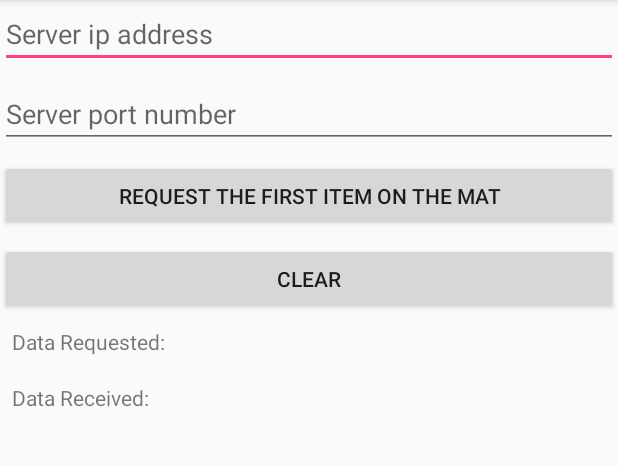
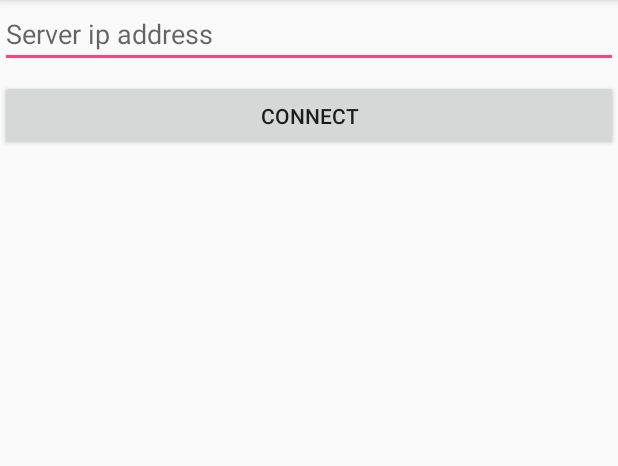
Before and after one commit to dfpeck/smart-shelf, an Android app: the screen it shows after launch (MainActivity), on a phone screen of 412 x 824 dp, the part 84-550 px from its top. Run offline under Robolectric (Android 15) with nearby library versions, the phone set to English and light mode, and no system bars.

Commit message:
Made new activity to showcase both string and database sending.

```diff
--- a/android/MatClient/app/src/main/AndroidManifest.xml
+++ b/android/MatClient/app/src/main/AndroidManifest.xml
@@ -20,6 +20,7 @@
                 <category android:name="android.intent.category.LAUNCHER"/>
             </intent-filter>
         </activity>
+        <activity android:name=".MenuActivity"/>
     </application>
 
 </manifest>
--- a/android/MatClient/app/src/main/java/com/taylorhoss/matclient/MainActivity.java
+++ b/android/MatClient/app/src/main/java/com/taylorhoss/matclient/MainActivity.java
@@ -1,5 +1,7 @@
 package com.taylorhoss.matclient;
 
+import android.app.Activity;
+import android.content.Intent;
 import android.os.Environment;
 import android.support.v7.app.AppCompatActivity;
 import android.os.Bundle;
@@ -9,11 +11,16 @@ import android.widget.Button;
 import android.widget.EditText;
 import android.widget.TextView;
 
+/**
+ * @author Taylor Hoss
+ * Date: 10/26/2017
+ **/
+
 public class MainActivity extends AppCompatActivity {
 
-    TextView request, response;
-    EditText address, port;
-    Button buttonConnect, buttonClear;
+    EditText address;
+    Button buttonConnect;
+    short port;
 
     @Override
     protected void onCreate(Bundle savedInstanceState) {
@@ -21,33 +28,18 @@ public class MainActivity extends AppCompatActivity {
         setContentView(R.layout.activity_main);
 
         address = (EditText) findViewById(R.id.addressEditText);
-        port = (EditText) findViewById(R.id.portEditText);
         buttonConnect = (Button) findViewById(R.id.connectButton);
-        buttonClear = (Button) findViewById(R.id.clearButton);
-        response = (TextView) findViewById(R.id.responseTextView);
-        request = (TextView) findViewById(R.id.requestTextView);
+        port = 8080;
 
         Log.i("MainActivity", Environment.getExternalStorageDirectory().getAbsolutePath());
 
         buttonConnect.setOnClickListener(new View.OnClickListener() {
             @Override
             public void onClick(View view) {
-                buttonConnect.setEnabled(false);
-                Client myClient = new Client(MainActivity.this, response, buttonConnect);
-
-                request.setText("Database");
-
-                myClient.execute(
-                        address.getText().toString(),
-                        port.getText().toString(),
-                        "Database~");
-            }
-        });
-
-        buttonClear.setOnClickListener(new View.OnClickListener() {
-            @Override
-            public void onClick(View v) {
-                response.setText("");
+                Intent intent = new Intent(MainActivity.this, MenuActivity.class);
+                intent.putExtra("ip", address.getText().toString());
+                Log.i("MainActivity", "Starting MenuActivity");
+                startActivity(intent);
             }
         });
     }
--- a/android/MatClient/app/src/main/res/layout/activity_main.xml
+++ b/android/MatClient/app/src/main/res/layout/activity_main.xml
@@ -22,16 +22,6 @@
             app:layout_constraintRight_toRightOf="parent"
             app:layout_constraintTop_toTopOf="parent"/>
 
-        <EditText
-            android:id="@+id/portEditText"
-            android:layout_width="match_parent"
-            android:layout_height="wrap_content"
-            android:layout_marginTop="8dp"
-            android:hint="@string/server_port_number"
-            app:layout_constraintEnd_toEndOf="parent"
-            app:layout_constraintLeft_toLeftOf="parent"
-            app:layout_constraintTop_toBottomOf="@+id/addressEditText"/>
-
         <Button
             android:id="@+id/connectButton"
             android:layout_width="match_parent"
@@ -43,81 +33,10 @@
             app:layout_constraintRight_toRightOf="parent"
             app:layout_constraintTop_toBottomOf="@+id/portEditText"/>
 
-        <Button
-            android:id="@+id/clearButton"
-            android:layout_width="match_parent"
-            android:layout_height="48dp"
-            android:layout_marginTop="8dp"
-            android:text="@string/clear"
-            app:layout_constraintBottom_toBottomOf="parent"
-            app:layout_constraintHorizontal_bias="1.0"
-            app:layout_constraintLeft_toLeftOf="parent"
-            app:layout_constraintRight_toRightOf="parent"
-            app:layout_constraintTop_toBottomOf="@+id/addressEditText"
-            app:layout_constraintVertical_bias="0.244"/>
-
         <android.support.constraint.ConstraintLayout
             android:layout_width="match_parent"
             android:layout_height="match_parent">
 
-            <TextView
-                android:id="@+id/dataRequestedTextView"
-                android:layout_width="wrap_content"
-                android:layout_height="0dp"
-                android:layout_marginEnd="252dp"
-                android:layout_marginStart="8dp"
-                android:layout_marginTop="8dp"
-                android:text="@string/data_requested"
-                app:layout_constraintEnd_toEndOf="parent"
-                app:layout_constraintHorizontal_bias="0.0"
-                app:layout_constraintStart_toStartOf="parent"
-                app:layout_constraintTop_toTopOf="parent"/>
-
-            <TextView
-                android:id="@+id/requestTextView"
-                android:layout_width="0dp"
-                android:layout_height="wrap_content"
-                android:layout_marginEnd="16dp"
-                android:layout_marginRight="16dp"
-                android:layout_marginStart="8dp"
-                android:layout_marginTop="8dp"
-                app:layout_constraintEnd_toEndOf="parent"
-                app:layout_constraintHorizontal_bias="0.0"
-                app:layout_constraintRight_toRightOf="parent"
-                app:layout_constraintStart_toEndOf="@+id/dataRequestedTextView"
-                app:layout_constraintTop_toTopOf="parent"/>
-
-            <TextView
-                android:id="@+id/responseTextView"
-                android:layout_width="0dp"
-                android:layout_height="wrap_content"
-                android:layout_marginEnd="8dp"
-                android:layout_marginRight="16dp"
-                android:layout_marginStart="8dp"
-                android:layout_marginTop="8dp"
-                app:layout_constraintBottom_toBottomOf="parent"
-                app:layout_constraintEnd_toEndOf="parent"
-                app:layout_constraintHorizontal_bias="1.0"
-                app:layout_constraintRight_toRightOf="parent"
-                app:layout_constraintStart_toEndOf="@+id/dataReceivedTextView"
-                app:layout_constraintTop_toBottomOf="@+id/requestTextView"
-                app:layout_constraintVertical_bias="0.02"/>
-
-            <TextView
-                android:id="@+id/dataReceivedTextView"
-                android:layout_width="wrap_content"
-                android:layout_height="wrap_content"
-                android:layout_marginLeft="16dp"
-                android:layout_marginStart="8dp"
-                android:layout_marginTop="8dp"
-                android:text="@string/data_received"
-                app:layout_constraintBottom_toBottomOf="parent"
-                app:layout_constraintEnd_toEndOf="parent"
-                app:layout_constraintHorizontal_bias="0.0"
-                app:layout_constraintLeft_toLeftOf="parent"
-                app:layout_constraintStart_toStartOf="parent"
-                app:layout_constraintTop_toBottomOf="@+id/dataRequestedTextView"
-                app:layout_constraintVertical_bias="0.02"/>
         </android.support.constraint.ConstraintLayout>
 
     </LinearLayout>
--- a/android/MatClient/app/src/main/res/values/strings.xml
+++ b/android/MatClient/app/src/main/res/values/strings.xml
@@ -1,9 +1,11 @@
 <resources>
     <string name="app_name">MatClient</string>
     <string name="server_ip_address">Server ip address</string>
-    <string name="server_port_number">Server port number</string>
-    <string name="connect">Request the first item on the mat</string>
-    <string name="clear">Clear</string>
+    <string name="connect">Connect</string>
     <string name="data_received">Data Received:</string>
     <string name="data_requested">Data Requested:</string>
+    <string name="get_database_file">Get Database File</string>
+    <string name="get_item_on_mat">Get Item:</string>
+    <string name="get_weight_of_item_on_mat">Get Weight of Item:</string>
+    <string name="number">#</string>
 </resources>
--- a/android/MatServer/app/src/main/res/layout/activity_main.xml
+++ b/android/MatServer/app/src/main/res/layout/activity_main.xml
@@ -18,7 +18,7 @@
         app:layout_constraintLeft_toLeftOf="parent"
         app:layout_constraintRight_toRightOf="parent"
         app:layout_constraintTop_toTopOf="parent"
-        app:layout_constraintVertical_bias="0.291"/>
+        app:layout_constraintVertical_bias="0.743"/>
 
     <Button
         android:id="@+id/button"
@@ -45,7 +45,9 @@
             android:id="@+id/msg"
             android:layout_width="match_parent"
             android:layout_height="wrap_content"
-            android:textAlignment="center"/>
+            android:textAlignment="center"
+            android:maxLines = "15"
+            android:scrollbars = "vertical"/>
     </ScrollView>
 
 </android.support.constraint.ConstraintLayout>
```
Also changed, not shown: android/MatClient/app/src/main/java/com/taylorhoss/matclient/Client.java (+32 -11 lines), android/MatClient/app/src/main/java/com/taylorhoss/matclient/MenuActivity.java (added, +78 -0 lines), android/MatClient/app/src/main/res/layout/menu.xml (added, +89 -0 lines), android/MatServer/app/src/main/AndroidManifest.xml (+1 -1 lines), android/MatServer/app/src/main/java/com/taylorhoss/matserver/MainActivity.java (+7 -0 lines), android/MatServer/app/src/main/java/com/taylorhoss/matserver/Server.java (+78 -6 lines).
